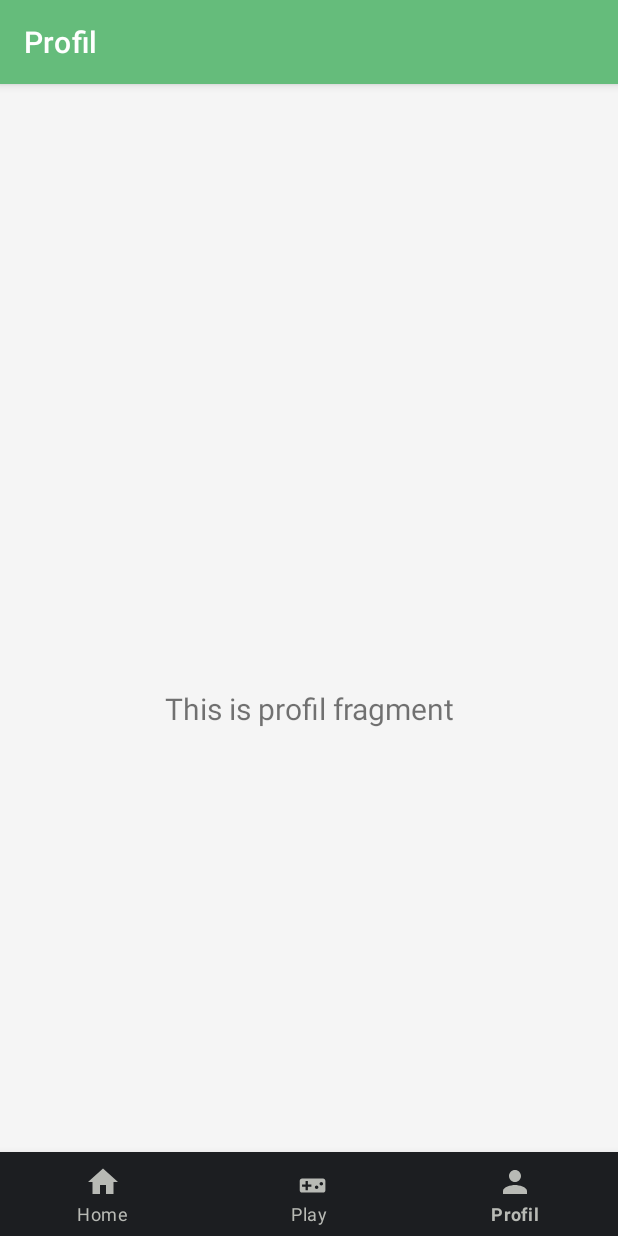
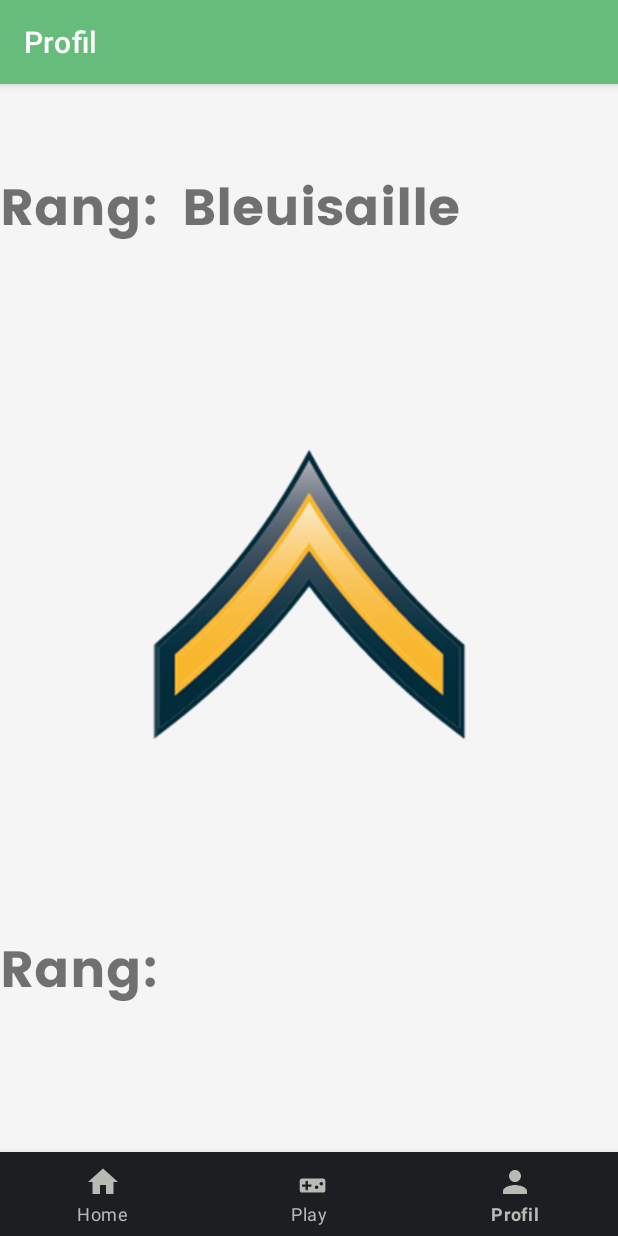
Before and after one commit to Cliffy57/2A_Projet_Tutor-_S3_2021-, an Android app: the screen it shows after launch (MainActivity), item 3 of the bottom bar chosen, on a phone screen of 412 x 824 dp. Run offline under Robolectric (Android 15) with nearby library versions, the phone set to English and light mode, and no system bars; our stand-ins replace navigation-ui.

Commit message:
ajout rang plus score

```diff
--- a/app/src/main/java/com/example/grainedecopeauxmobile/MainActivity.java
+++ b/app/src/main/java/com/example/grainedecopeauxmobile/MainActivity.java
@@ -9,14 +9,9 @@ import android.os.AsyncTask;
 import android.os.Bundle;
 import android.view.View;
 import android.widget.Button;
-import android.widget.EditText;
 import android.widget.ImageView;
-import android.widget.RadioGroup;
 import android.widget.TextView;
 import android.widget.Toast;
-
-
-import com.google.android.material.bottomnavigation.BottomNavigationView;
 
 import androidx.appcompat.app.AppCompatActivity;
 import androidx.constraintlayout.widget.ConstraintLayout;
@@ -29,6 +24,9 @@ import androidx.navigation.ui.AppBarConfiguration;
 import androidx.navigation.ui.NavigationUI;
 
 import com.example.grainedecopeauxmobile.databinding.ActivityMainBinding;
+import com.example.grainedecopeauxmobile.ui.profil.ProfilFragment;
+import com.google.android.material.bottomnavigation.BottomNavigationView;
+
 import java.sql.Connection;
 import java.sql.DriverManager;
 import java.sql.ResultSet;
@@ -42,10 +40,14 @@ public class MainActivity extends AppCompatActivity {
     private static final String user = "clgu6252_groupe_2";
     private static final String pass = ")$OYuZSjUo8R";
     Button btnFetch,btnClear;
+    ImageView imgView ;
     TextView txtData;
     private ActivityMainBinding binding;
+    //private int score = 0 ;
+    Dialog dialog;
 
-    Dialog dialog;
+
+
 
     @Override
     protected void onCreate(Bundle savedInstanceState) {
@@ -82,6 +84,9 @@ public class MainActivity extends AppCompatActivity {
         NavController navController = Navigation.findNavController(this, R.id.nav_host_fragment_activity_main);
         NavigationUI.setupActionBarWithNavController(this, navController, appBarConfiguration);
         NavigationUI.setupWithNavController(binding.navView, navController);
+
+
+
     }
     ImageView imageView;
     public void OnclickLogin(View view){
@@ -98,19 +103,21 @@ public class MainActivity extends AppCompatActivity {
         dialog.getWindow().setBackgroundDrawable(new ColorDrawable(Color.TRANSPARENT));
         dialog.show();
 
+
     }
 
 
     public void onClickCours(View view) {
-        ConstraintLayout current_fragment=findViewById(R.id.fragment_dashboard);
+        ConstraintLayout current_fragment = findViewById(R.id.fragment_dashboard);
 //        current_fragment.setVisibility(View.GONE);
         current_fragment.removeAllViews();
-        Fragment fragment=new Fragment(R.layout.fragment_cours);
-        FragmentManager fragmentManager= this.getSupportFragmentManager();
-        FragmentTransaction fragmentTransaction=fragmentManager.beginTransaction();
-        fragmentTransaction.replace(R.id.fragment_dashboard,fragment);
+        Fragment fragment = new Fragment(R.layout.fragment_cours);
+        FragmentManager fragmentManager = this.getSupportFragmentManager();
+        FragmentTransaction fragmentTransaction = fragmentManager.beginTransaction();
+        fragmentTransaction.replace(R.id.fragment_dashboard, fragment);
         fragmentTransaction.addToBackStack(null);
         fragmentTransaction.commit();
+    }
 
 
 
@@ -121,7 +128,7 @@ public class MainActivity extends AppCompatActivity {
 
 //        FragmentTransaction transaction= getSupportFragmentManager().beginTransaction();
 //       transaction.replace(R.id.fragment_dashboard,new fragmentCours()).commit();
-    }
+
     public void onClickShop(View view) {
         Uri uri = Uri.parse("https://www.grainedecopeaux.com/boutique/"); // missing 'http://' will cause crashed
         Intent intent = new Intent(Intent.ACTION_VIEW, uri);
@@ -144,6 +151,7 @@ public class MainActivity extends AppCompatActivity {
         fragmentTransaction.replace(R.id.fragment_dashboard, fragment);
         fragmentTransaction.addToBackStack(null);
         fragmentTransaction.commit();
+
     }
 
     public void onClickQCMTest(View view) {
@@ -156,6 +164,7 @@ public class MainActivity extends AppCompatActivity {
         fragmentTransaction.replace(R.id.fragment_qcm, fragment);
         fragmentTransaction.addToBackStack(null);
         fragmentTransaction.commit();
+
     }
 
     public void onClickQCMReturn(View view) {
@@ -169,6 +178,18 @@ public class MainActivity extends AppCompatActivity {
         fragmentTransaction.addToBackStack(null);
         fragmentTransaction.commit();
     }
+
+    public void onClickScorePlus(View view) {
+        ProfilFragment.score= ProfilFragment.score +100;
+    }
+
+    public void onClickScoreMoins(View view)
+    {
+        ProfilFragment.score = ProfilFragment.score -100;
+    }
+
+
+
 
     private TextView txt_username;
     private TextView txt_password;
@@ -184,6 +205,12 @@ public class MainActivity extends AppCompatActivity {
         //}
 
     }
+
+
+
+
+
+
 
     private class ConnectMySql extends AsyncTask<String, Void, String> {
         String res = "";
--- a/app/src/main/java/com/example/grainedecopeauxmobile/ui/dashboard/DashboardFragment.java
+++ b/app/src/main/java/com/example/grainedecopeauxmobile/ui/dashboard/DashboardFragment.java
@@ -4,6 +4,7 @@ import android.os.Bundle;
 import android.view.LayoutInflater;
 import android.view.View;
 import android.view.ViewGroup;
+import android.widget.Button;
 import android.widget.TextView;
 
 import androidx.annotation.NonNull;
@@ -12,11 +13,11 @@ import androidx.fragment.app.Fragment;
 import androidx.lifecycle.Observer;
 import androidx.lifecycle.ViewModelProvider;
 
-import com.example.grainedecopeauxmobile.R;
 import com.example.grainedecopeauxmobile.databinding.FragmentDashboardBinding;
 
 public class DashboardFragment extends Fragment {
-
+    private Button boutonPlus;
+    private Button boutonMoins;
     private DashboardViewModel dashboardViewModel;
     private FragmentDashboardBinding binding;
 
@@ -38,6 +39,7 @@ public class DashboardFragment extends Fragment {
         return root;
     }
 
+
     @Override
     public void onDestroyView() {
         super.onDestroyView();
--- a/app/src/main/java/com/example/grainedecopeauxmobile/ui/profil/NotificationsViewModel.java
+++ b/app/src/main/java/com/example/grainedecopeauxmobile/ui/profil/NotificationsViewModel.java
@@ -1,6 +1,5 @@
 package com.example.grainedecopeauxmobile.ui.profil;
 
-import androidx.lifecycle.LiveData;
 import androidx.lifecycle.MutableLiveData;
 import androidx.lifecycle.ViewModel;
 
@@ -9,11 +8,10 @@ public class NotificationsViewModel extends ViewModel {
     private MutableLiveData<String> mText;
 
     public NotificationsViewModel() {
-        mText = new MutableLiveData<>();
-        mText.setValue("This is profil fragment");
+
+
     }
 
-    public LiveData<String> getText() {
-        return mText;
-    }
+
+
 }
--- a/app/src/main/java/com/example/grainedecopeauxmobile/ui/profil/ProfilFragment.java
+++ b/app/src/main/java/com/example/grainedecopeauxmobile/ui/profil/ProfilFragment.java
@@ -4,20 +4,23 @@ import android.os.Bundle;
 import android.view.LayoutInflater;
 import android.view.View;
 import android.view.ViewGroup;
+import android.widget.ImageView;
 import android.widget.TextView;
 
 import androidx.annotation.NonNull;
-import androidx.annotation.Nullable;
 import androidx.fragment.app.Fragment;
-import androidx.lifecycle.Observer;
 import androidx.lifecycle.ViewModelProvider;
 
+import com.example.grainedecopeauxmobile.R;
 import com.example.grainedecopeauxmobile.databinding.FragmentProfilBinding;
 
 public class ProfilFragment extends Fragment {
 
+    public static int score =0;
     private NotificationsViewModel profilViewModel;
     private FragmentProfilBinding binding;
+    private TextView textNomRang;
+    private ImageView imageRang;
 
     public View onCreateView(@NonNull LayoutInflater inflater,
                              ViewGroup container, Bundle savedInstanceState) {
@@ -27,10 +30,52 @@ public class ProfilFragment extends Fragment {
         binding = FragmentProfilBinding.inflate(inflater, container, false);
         View root = binding.getRoot();
 
-        final TextView textView = binding.textProfil;
-        profilViewModel.getText().observe(getViewLifecycleOwner(), textView::setText);
+
         return root;
     }
+    @Override
+    public void onViewCreated(@NonNull View view,Bundle savedInstanceState)
+    {
+        textNomRang= (TextView) getView().findViewById(R.id.textDescritpionRang);
+        imageRang = (ImageView) getView().findViewById(R.id.img_rang);
+
+            if (score < 100) {
+                textNomRang.setText("Bleuisaille");
+                imageRang.setImageResource(R.drawable.rank_bleuisaille);
+            }
+                // imgView.set
+            else if (score <200){
+                textNomRang.setText("Noob");
+                 imageRang.setImageResource(R.drawable.rank_noob);}
+            else if (score <300){
+                textNomRang.setText("Narvalo");
+                imageRang.setImageResource(R.drawable.rank_narvalo);}
+            else if (score <400) {
+        textNomRang.setText("Bûcheron");
+        imageRang.setImageResource(R.drawable.rank_bucheron);
+    }
+            else if (score <500){
+                textNomRang.setText("Boiseux");
+                imageRang.setImageResource(R.drawable.rank_boiseux);}
+            else if (score <600){
+                textNomRang.setText("Bec");
+                imageRang.setImageResource(R.drawable.rank_bec);}
+            else if (score <700){
+                textNomRang.setText("Bois");
+                imageRang.setImageResource(R.drawable.rank_bois);}
+            else if (score <800){
+                textNomRang.setText("Bob le bricoleur");
+                imageRang.setImageResource(R.drawable.rank_bob_le_bricoleur);}
+            else if (score <900){
+                textNomRang.setText("MacGyver");
+                imageRang.setImageResource(R.drawable.rank_mac_gyver);}
+            else{
+                textNomRang.setText("Boss du game");
+                 imageRang.setImageResource(R.drawable.rank_boss_du_game);}
+    }
+
+
+
 
     @Override
     public void onDestroyView() {
--- a/app/src/main/res/layout/fragment_profil.xml
+++ b/app/src/main/res/layout/fragment_profil.xml
@@ -7,16 +7,45 @@
     tools:context=".ui.profil.ProfilFragment">
 
     <TextView
-        android:id="@+id/text_profil"
-        android:layout_width="match_parent"
-        android:layout_height="wrap_content"
-        android:layout_marginStart="8dp"
-        android:layout_marginTop="8dp"
-        android:layout_marginEnd="8dp"
-        android:textAlignment="center"
-        android:textSize="20sp"
-        app:layout_constraintBottom_toBottomOf="parent"
+        android:id="@+id/text_badge"
+        android:layout_width="120dp"
+        android:layout_height="60dp"
+        android:layout_marginTop="508dp"
+        android:fontFamily="@font/poppins_bold"
+        android:text="@string/rang"
+        android:textSize="34sp"
+        app:layout_constraintStart_toStartOf="parent"
+        app:layout_constraintTop_toTopOf="parent" />
+
+    <TextView
+        android:id="@+id/textDescritpionRang"
+        android:layout_width="290dp"
+        android:layout_height="60dp"
+        android:layout_marginStart="121dp"
+        android:editable="false"
+        android:fontFamily="@font/poppins_bold"
+        android:textSize="34sp"
+        app:layout_constraintStart_toStartOf="parent"
+        app:layout_constraintTop_toTopOf="parent" />
+
+    <TextView
+        android:id="@+id/text_rang"
+        android:layout_width="120dp"
+        android:layout_height="60dp"
+        android:fontFamily="@font/poppins_bold"
+        android:text="@string/rang"
+        android:textSize="34sp"
+        app:layout_constraintStart_toStartOf="parent"
+        app:layout_constraintTop_toTopOf="parent" />
+
+    <ImageView
+        android:id="@+id/img_rang"
+        android:layout_width="407dp"
+        android:layout_height="450dp"
+        android:contentDescription="@string/img_rang"
+        android:src="@drawable/rank_bleuisaille"
         app:layout_constraintEnd_toEndOf="parent"
         app:layout_constraintStart_toStartOf="parent"
-        app:layout_constraintTop_toTopOf="parent" />
+        app:layout_constraintTop_toBottomOf="@+id/textDescritpionRang" />
+
 </androidx.constraintlayout.widget.ConstraintLayout>
--- a/app/src/main/res/values/strings.xml
+++ b/app/src/main/res/values/strings.xml
@@ -13,4 +13,9 @@
     <string name="logo_home_g2c">logoG2C</string>
     <string name="text_home_description">Apprendre la menuiserie en s\'amusant !</string>
     <string name="btn_login">Connexion</string>
+    <string name="rang">Rang: </string>
+    <string name="badge">Badge acquis:</string>
+    <string name="img_rang">Rang</string>
+
+
 </resources>
```
Also changed, not shown: app/src/main/res/layout/fragment_dashboard.xml (+55 -7 lines), app/src/main/res/drawable/rank_bec.png (added), app/src/main/res/drawable/rank_bleuisaille.png (added), app/src/main/res/drawable/rank_bob_le_bricoleur.png (added), app/src/main/res/drawable/rank_bois.png (added), app/src/main/res/drawable/rank_boiseux.png (added), app/src/main/res/drawable/rank_boss_du_game.png (added), app/src/main/res/drawable/rank_bucheron.png (added), app/src/main/res/drawable/rank_mac_gyver.png (added), app/src/main/res/drawable/rank_narvalo.png (added), app/src/main/res/drawable/rank_noob.png (added).
